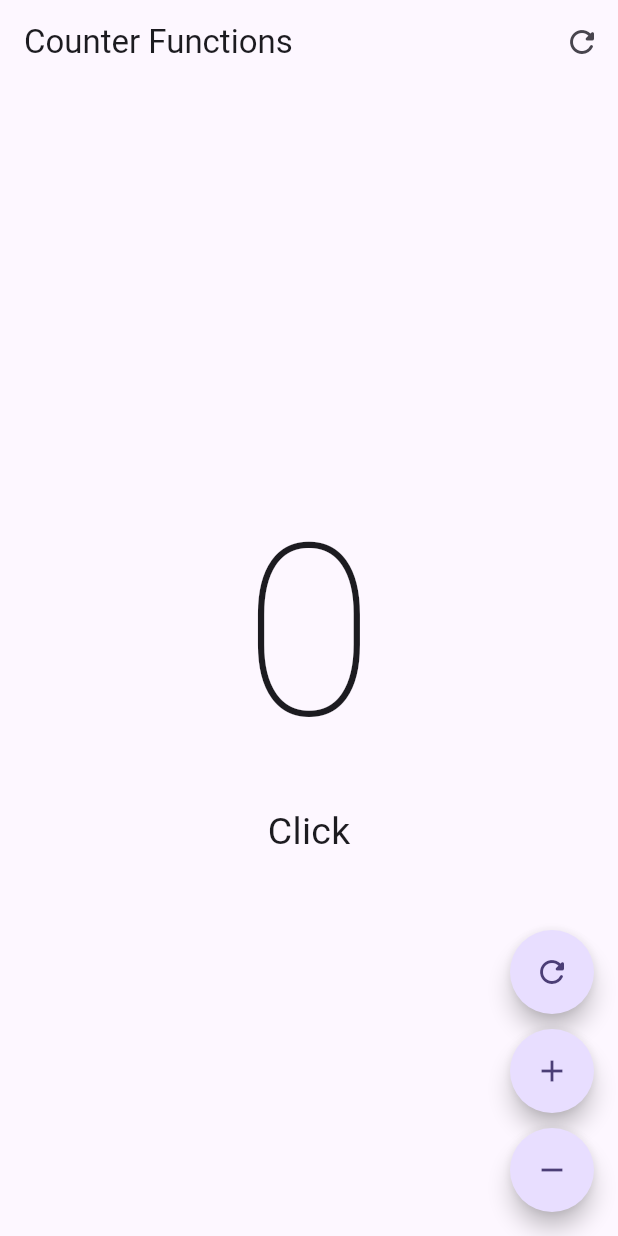
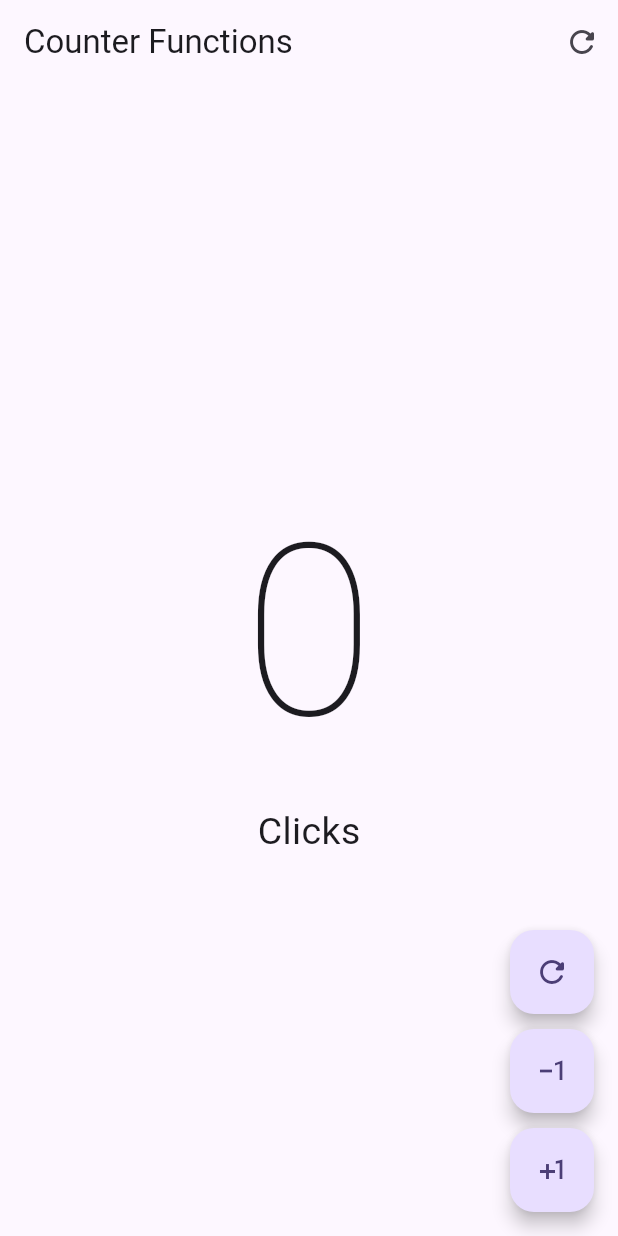
Before and after one commit to devferx/fl-counter-app, a Flutter app: the screen it shows after launch, on a phone screen of 412 x 824 dp. Run offline on Flutter 3.47's test engine with Material 2 defaults, Android fonts, the phone set to English and light mode, and no system bars.

Commit message:
Add custom button widget

```diff
--- a/lib/presentation/screens/counter/counter_functions_screen.dart
+++ b/lib/presentation/screens/counter/counter_functions_screen.dart
@@ -38,7 +38,7 @@ class _CounterFunctionsScreenState extends State<CounterFunctionsScreen> {
               ),
             ),
             Text(
-              'Click${clickCounter > 1 ? 's' : ''}',
+              'Click${clickCounter == 1 ? '' : 's'}',
               style: const TextStyle(fontSize: 25),
             ),
           ],
@@ -47,37 +47,58 @@ class _CounterFunctionsScreenState extends State<CounterFunctionsScreen> {
       floatingActionButton: Column(
         mainAxisAlignment: MainAxisAlignment.end,
         children: [
-          FloatingActionButton(
-            shape: const StadiumBorder(),
+          CustomButtom(
+            icon: Icons.refresh_rounded,
             onPressed: () {
               setState(() {
                 clickCounter = 0;
               });
             },
-            child: const Icon(Icons.refresh_rounded),
           ),
           const SizedBox(height: 10),
-          FloatingActionButton(
-            shape: const StadiumBorder(),
+          CustomButtom(
+            icon: Icons.exposure_minus_1_outlined,
+            onPressed: () {
+              if (clickCounter == 0) return;
+              setState(() {
+                clickCounter -= 1;
+              });
+            },
+          ),
+          const SizedBox(height: 10),
+          CustomButtom(
+            icon: Icons.plus_one,
             onPressed: () {
               setState(() {
                 clickCounter += 1;
               });
             },
-            child: const Icon(Icons.add),
-          ),
-          const SizedBox(height: 10),
-          FloatingActionButton(
-            shape: const StadiumBorder(),
-            onPressed: () {
-              setState(() {
-                clickCounter -= 1;
-              });
-            },
-            child: const Icon(Icons.remove),
           ),
         ],
       ),
     );
   }
 }
+
+class CustomButtom extends StatelessWidget {
+  final IconData icon;
+  final VoidCallback onPressed;
+
+  const CustomButtom({
+    super.key,
+    required this.icon,
+    required this.onPressed,
+  });
+
+  @override
+  Widget build(BuildContext context) {
+    return FloatingActionButton(
+      // shape: const StadiumBorder(),
+      // enableFeedback: true,
+      // elevation: 10,
+      elevation: 5,
+      onPressed: onPressed,
+      child: Icon(icon),
+    );
+  }
+}
```
